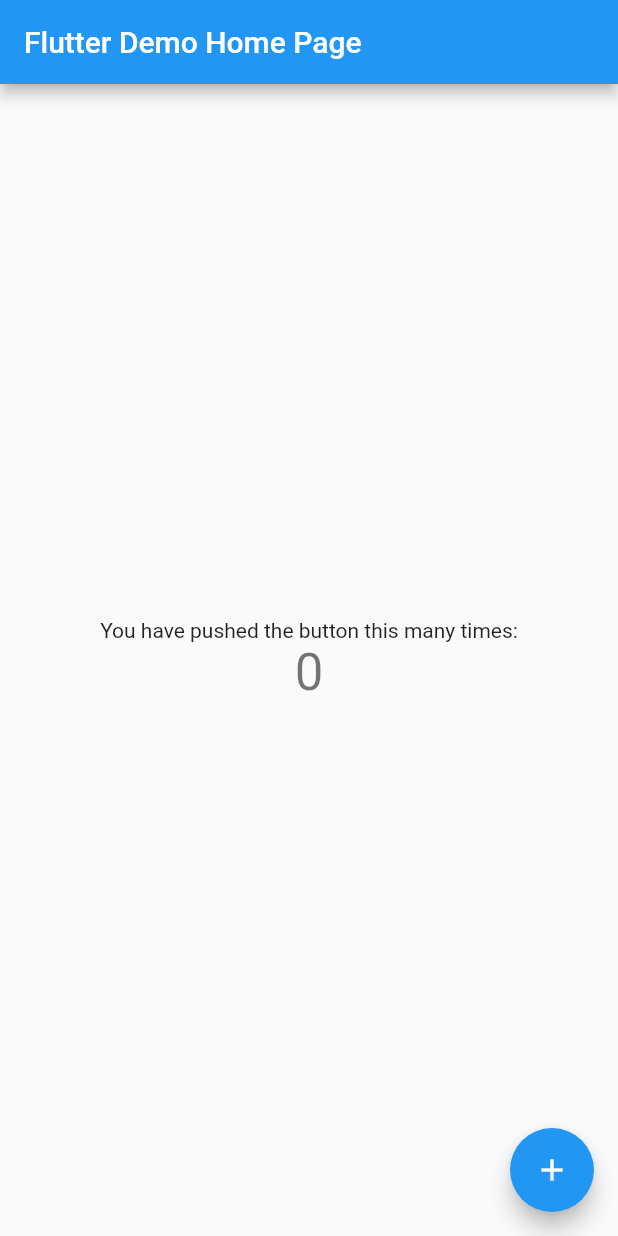
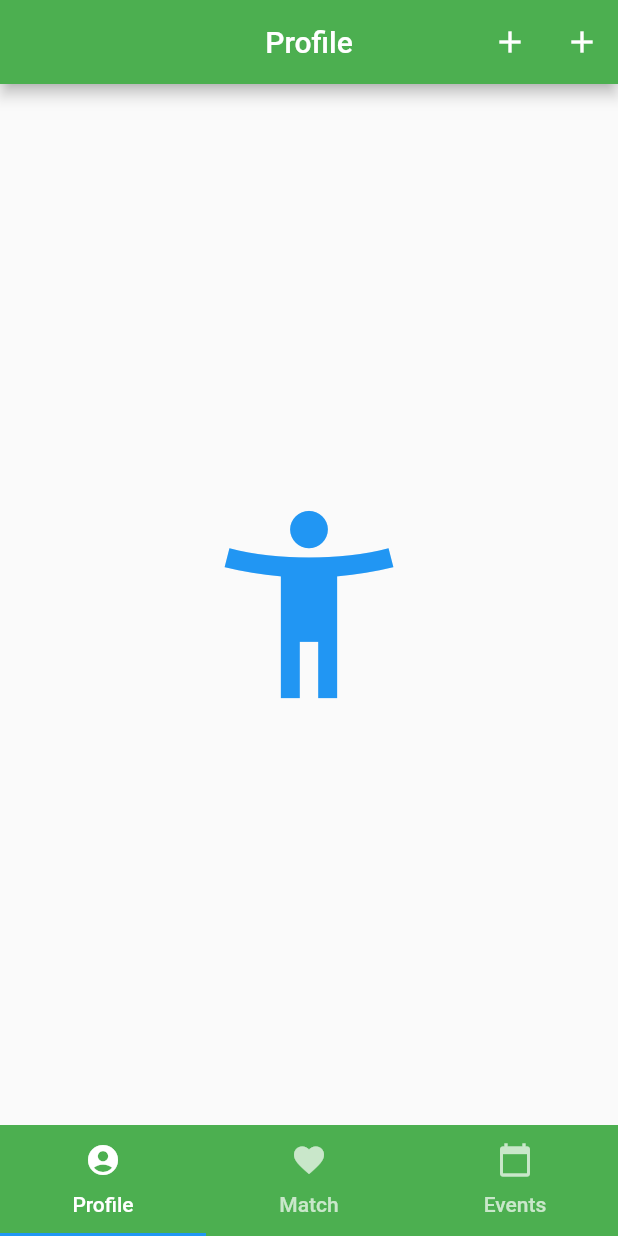
Before and after one commit to jonarvids/CIU196, a Flutter app: the screen it shows after launch, on a phone screen of 412 x 824 dp. Run offline on Flutter 3.47's test engine with Material 2 defaults, Android fonts, the phone set to English and light mode, and no system bars.

```diff
--- a/libraryapp/lib/main.dart
+++ b/libraryapp/lib/main.dart
@@ -1,111 +1,107 @@
 import 'package:flutter/material.dart';
+import './profile.dart' as first;
+import './matches.dart' as second;
+import './events.dart' as third;
 
 void main() {
-  runApp(new MyApp());
+  runApp(new MaterialApp(home: new Tabs()));
 }
 
-class MyApp extends StatelessWidget {
-  // This widget is the root of your application.
+class Tabs extends StatefulWidget {
   @override
-  Widget build(BuildContext context) {
-    return new MaterialApp(
-      title: 'Flutter Demo',
-      theme: new ThemeData(
-        // This is the theme of your application.
-        //
-        // Try running your application with "flutter run". You'll see the
-        // application has a blue toolbar. Then, without quitting the app, try
-        // changing the primarySwatch below to Colors.green and then invoke
-        // "hot reload" (press "r" in the console where you ran "flutter run",
-        // or press Run > Flutter Hot Reload in IntelliJ). Notice that the
-        // counter didn't reset back to zero; the application is not restarted.
-        primarySwatch: Colors.blue,
-      ),
-      home: new MyHomePage(title: 'Flutter Demo Home Page'),
-    );
-  }
+  TabsState createState() => new TabsState();
 }
 
-class MyHomePage extends StatefulWidget {
-  MyHomePage({Key key, this.title}) : super(key: key);
-
-  // This widget is the home page of your application. It is stateful, meaning
-  // that it has a State object (defined below) that contains fields that affect
-  // how it looks.
-
-  // This class is the configuration for the state. It holds the values (in this
-  // case the title) provided by the parent (in this case the App widget) and
-  // used by the build method of the State. Fields in a Widget subclass are
-  // always marked "final".
-
-  final String title;
+class TabsState extends State<Tabs> with SingleTickerProviderStateMixin {
+  TabController controller;
+  Choice choice;
 
   @override
-  _MyHomePageState createState() => new _MyHomePageState();
-}
+  void initState() {
+    super.initState();
+    controller = new TabController(vsync: this, length: 3);
+    controller.addListener(select);
+    choice = choices[controller.index];
+  }
 
-class _MyHomePageState extends State<MyHomePage> {
-  int _counter = 0;
+  @override
+  void dispose() {
+    controller.dispose();
+    super.dispose();
+  }
 
-  void _incrementCounter() {
+  void select() {
     setState(() {
-      // This call to setState tells the Flutter framework that something has
-      // changed in this State, which causes it to rerun the build method below
-      // so that the display can reflect the updated values. If we changed
-      // _counter without calling setState(), then the build method would not be
-      // called again, and so nothing would appear to happen.
-      _counter++;
+      choice = choices[controller.index];
     });
   }
 
   @override
   Widget build(BuildContext context) {
-    // This method is rerun every time setState is called, for instance as done
-    // by the _incrementCounter method above.
-    //
-    // The Flutter framework has been optimized to make rerunning build methods
-    // fast, so that you can just rebuild anything that needs updating rather
-    // than having to individually change instances of widgets.
     return new Scaffold(
-      appBar: new AppBar(
-        // Here we take the value from the MyHomePage object that was created by
-        // the App.build method, and use it to set our appbar title.
-        title: new Text(widget.title),
-      ),
-      body: new Center(
-        // Center is a layout widget. It takes a single child and positions it
-        // in the middle of the parent.
-        child: new Column(
-          // Column is also layout widget. It takes a list of children and
-          // arranges them vertically. By default, it sizes itself to fit its
-          // children horizontally, and tries to be as tall as its parent.
-          //
-          // Invoke "debug paint" (press "p" in the console where you ran
-          // "flutter run", or select "Toggle Debug Paint" from the Flutter tool
-          // window in IntelliJ) to see the wireframe for each widget.
-          //
-          // Column has various properties to control how it sizes itself and
-          // how it positions its children. Here we use mainAxisAlignment to
-          // center the children vertically; the main axis here is the vertical
-          // axis because Columns are vertical (the cross axis would be
-          // horizontal).
-          mainAxisAlignment: MainAxisAlignment.center,
-          children: <Widget>[
-            new Text(
-              'You have pushed the button this many times:',
-            ),
-            new Text(
-              '${_counter}',
-              style: Theme.of(context).textTheme.display1,
-            ),
+        appBar: new AppBar(
+          centerTitle: true,
+          title: new Text(
+            choice.title,
+          ),
+          backgroundColor: Colors.green,
+          actions: <Widget>[
+            new IconButton(
+                icon: new Icon(Icons.add),
+                onPressed: () {
+                  Scaffold.of(context).showSnackBar(
+                        new SnackBar(
+                          content: new Text("Added to favorite"),
+                          action: new SnackBarAction(
+                            label: "UNDO",
+                            onPressed: () =>
+                                Scaffold.of(context).hideCurrentSnackBar(),
+                          ),
+                        ),
+                      );
+                }),
+            new IconButton(
+                icon: new Icon(Icons.add),
+                onPressed: () {
+                  Scaffold.of(context).showSnackBar(
+                        new SnackBar(
+                          content: new Text("Added to favorite"),
+                          action: new SnackBarAction(
+                            label: "UNDO",
+                            onPressed: () =>
+                                Scaffold.of(context).hideCurrentSnackBar(),
+                          ),
+                        ),
+                      );
+                }),
           ],
         ),
-      ),
-      floatingActionButton: new FloatingActionButton(
-        onPressed: _incrementCounter,
-        tooltip: 'Increment',
-        child: new Icon(Icons.add),
-      ), // This trailing comma makes auto-formatting nicer for build methods.
-    );
+        bottomNavigationBar: new Material(
+            color: Colors.green,
+            child: new TabBar(controller: controller, tabs: <Tab>[
+              new Tab(icon: new Icon(choices[0].icon), text: choices[0].title),
+              new Tab(icon: new Icon(choices[1].icon), text: choices[1].title),
+              new Tab(icon: new Icon(choices[2].icon), text: choices[2].title)
+            ])),
+        body: new TabBarView(controller: controller, children: <Widget>[
+          new first.Profile(),
+          new second.Matches(),
+          new third.Events()
+        ]));
   }
 }
+
+class Choice {
+  const Choice({this.title, this.icon});
+  final String title;
+  final IconData icon;
+}
+
+const List<Choice> choices = const <Choice>[
+  const Choice(
+    title: 'Profile',
+    icon: Icons.account_circle,
+  ),
+  const Choice(title: 'Match', icon: Icons.favorite),
+  const Choice(title: 'Events', icon: Icons.calendar_today),
+];
--- /dev/null
+++ b/libraryapp/lib/profile.dart
@@ -0,0 +1,16 @@
+import "package:flutter/material.dart";
+
+class Profile extends StatelessWidget  {
+  @override
+  Widget build(BuildContext context) {
+    return new Container(
+      child: new Center(
+        child: new Icon(
+          Icons.accessibility_new,
+          size: 150.0,
+          color: Colors.blue
+        )
+      )
+    );
+  }
+}
```
Also changed, not shown: libraryapp/lib/created.dart (added, +16 -0 lines), libraryapp/lib/events.dart (added, +64 -0 lines), libraryapp/lib/interested.dart (added, +16 -0 lines), libraryapp/lib/matches.dart (added, +16 -0 lines), libraryapp/lib/past.dart (added, +16 -0 lines), libraryapp/lib/upcoming.dart (added, +16 -0 lines).
